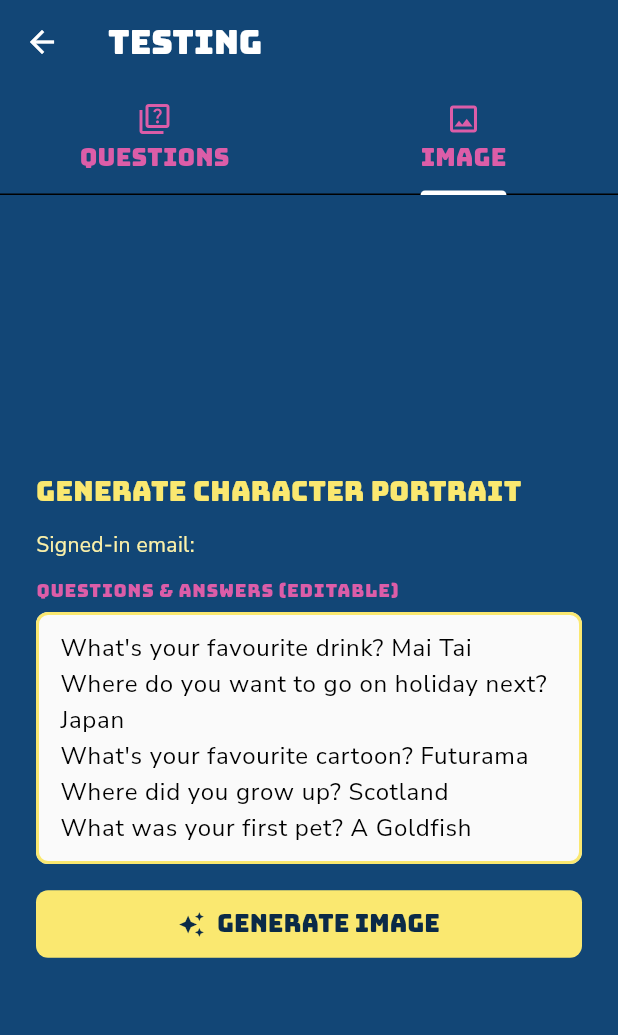
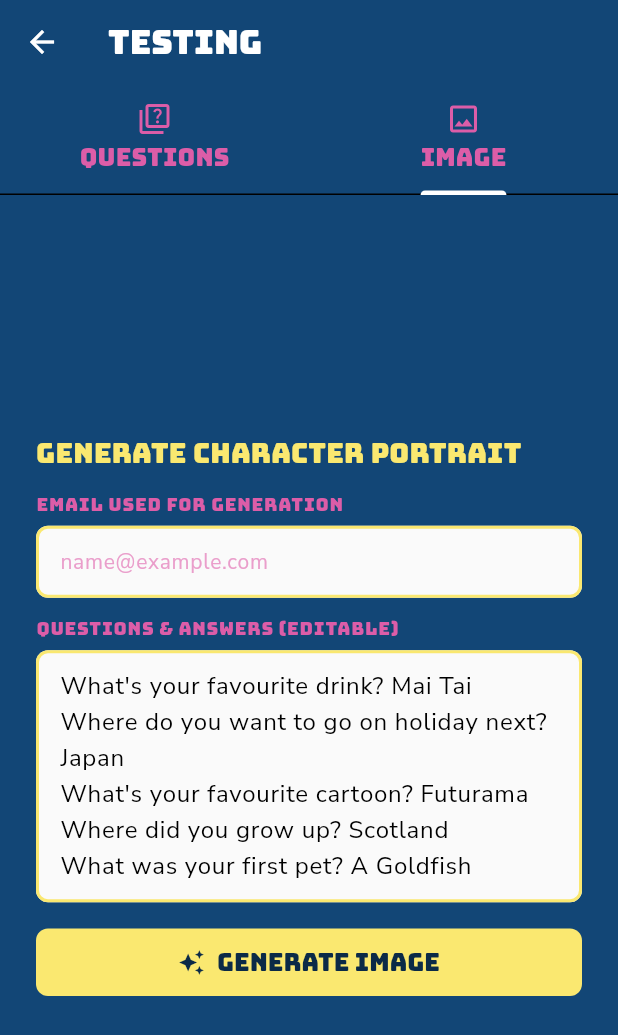
Before and after one commit to esouthren/whoDis, a Flutter app: the TestingScreen screen opened directly, tab 2 chosen, on a phone screen of 412 x 824 dp. Shown: the top 1035 px of the screen. Run offline on Flutter 3.47's test engine with Material 3 defaults, Android fonts, the light colour scheme and no system bars; our stand-ins replace cloud_firestore, cloud_functions, firebase_auth, firebase_core, google_fonts; missing offline and left inert: dart:html; accounts and stored records are empty; network calls fail.

Commit message:
update functions, tweak some UI

```diff
--- a/lib/screens/start_screen.dart
+++ b/lib/screens/start_screen.dart
@@ -164,6 +164,7 @@ class _StartScreenState extends State<StartScreen>
               ),
             ),
           ),
+          if (_currentUser != null && !_isLoading)
             Positioned(
               right: 16,
               bottom: 16,
--- a/lib/screens/testing_screen.dart
+++ b/lib/screens/testing_screen.dart
@@ -26,11 +26,21 @@ What was your first pet? A Goldfish
 
   // Editable controller for Questions & Answers box
   final TextEditingController _qaController = TextEditingController(text: _qaSample.trim());
+  // New: editable email used for image generation
+  final TextEditingController _emailController = TextEditingController();
+
+  @override
+  void initState() {
+    super.initState();
+    // Default to the signed-in user's email, if available
+    _emailController.text = FirebaseAuth.instance.currentUser?.email ?? '';
+  }
 
   @override
   void dispose() {
     _playersController.dispose();
     _qaController.dispose();
+    _emailController.dispose();
     super.dispose();
   }
 
@@ -128,8 +138,9 @@ What was your first pet? A Goldfish
     try {
       final user = FirebaseAuth.instance.currentUser;
       if (user == null) throw Exception('Please sign in first.');
-      final email = user.email ?? '';
-      if (email.isEmpty) throw Exception('Signed-in user has no email.');
+
+      final email = _emailController.text.trim();
+      if (email.isEmpty) throw Exception('Please enter an email to use.');
 
       final qa = (_qaController.text.trim().isEmpty) ? _qaSample.trim() : _qaController.text.trim();
 
@@ -213,6 +224,7 @@ What was your first pet? A Goldfish
                         keyboardType: TextInputType.number,
                         decoration: const InputDecoration(hintText: 'e.g. 4'),
                         onSubmitted: (_) => _runTest(),
+                        style: const TextStyle(color: Colors.black),
                       ),
                       const SizedBox(height: 16),
                       SizedBox(
@@ -242,11 +254,19 @@ What was your first pet? A Goldfish
                     children: [
                       Text('Generate Character Portrait', style: theme.textTheme.titleMedium),
                       const SizedBox(height: 12),
-                      Builder(
-                        builder: (_) {
-                          final email = FirebaseAuth.instance.currentUser?.email ?? '—';
-                          return Text('Signed-in email: $email', style: theme.textTheme.bodyMedium);
-                        },
+                      Text('Email used for generation', style: theme.textTheme.labelSmall!.copyWith(color: Theme.of(context).colorScheme.secondary)),
+                      const SizedBox(height: 6),
+                      TextField(
+                        controller: _emailController,
+                        keyboardType: TextInputType.emailAddress,
+                        style: const TextStyle(color: Colors.black),
+                        decoration: InputDecoration(
+                          hintText: 'name@example.com',
+                          filled: true,
+                          fillColor: theme.colorScheme.surfaceVariant,
+                          border: OutlineInputBorder(borderRadius: BorderRadius.circular(12), borderSide: BorderSide.none),
+                          contentPadding: const EdgeInsets.all(12),
+                        ),
                       ),
                       const SizedBox(height: 12),
                       Text('Questions & Answers (editable)', style: theme.textTheme.labelSmall!.copyWith(color: Theme.of(context).colorScheme.secondary)),
```
Also changed, not shown: lib/screens/questionnaire_screen.dart (+21 -2 lines), lib/services/question_generation_service.dart (+11 -58 lines), 2 other files. Lines whose indentation alone changed are shown as unchanged.
